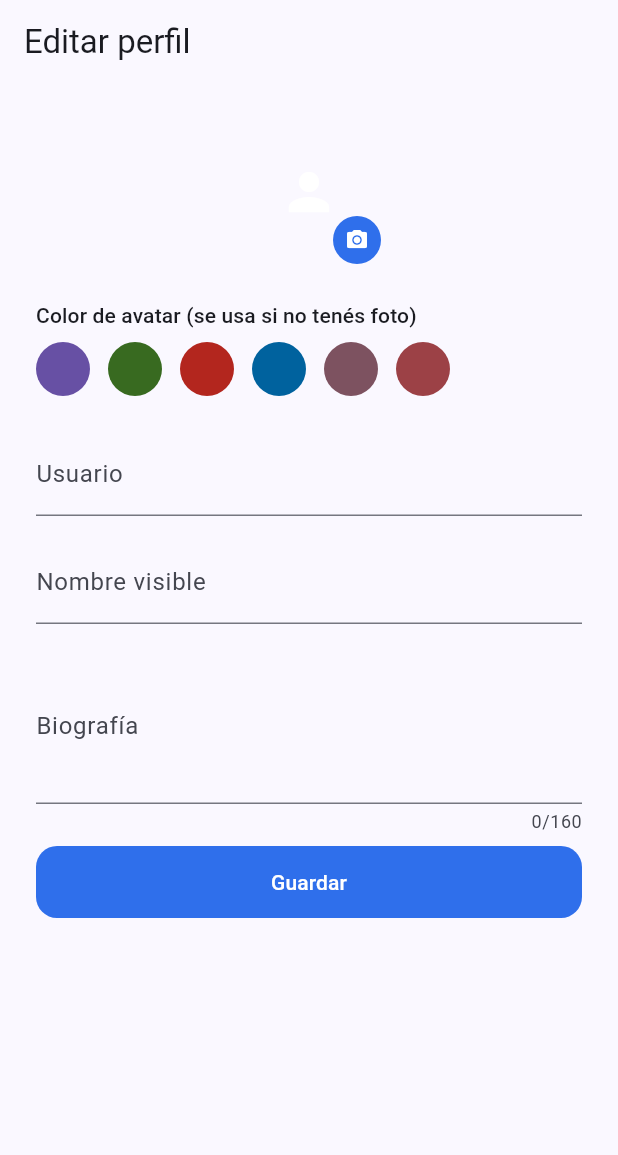
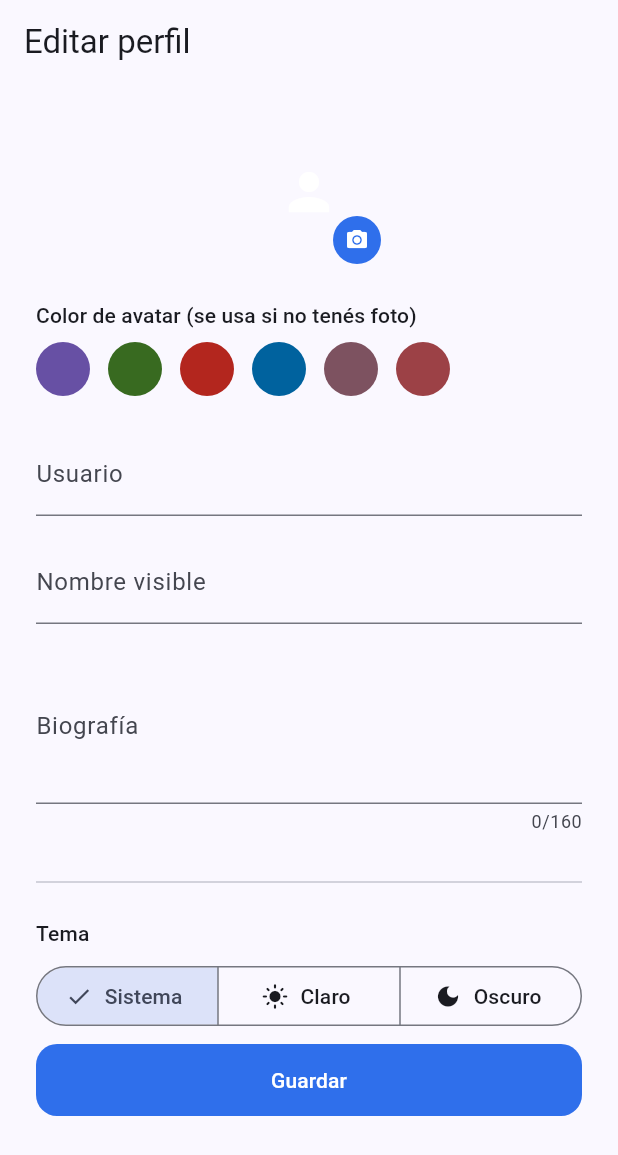
Before and after one commit to rusitogar/decide-app, a Flutter app: the EditProfileScreen screen opened by its route, on a phone screen of 412 x 824 dp. Shown: the top 1155 px of the screen. Run offline on Flutter 3.47's test engine with Material 3 defaults, Android fonts, the phone set to English and light mode, and no system bars; our stand-ins replace cloud_firestore, equatable, firebase_analytics, firebase_auth, firebase_core, firebase_crashlytics and 8 more; accounts and stored records are empty.

Commit message:
Descubrir como pantalla inicial, selector de tema, y barras animadas
- Descubrir pasa a ser la primera pestana (antes ultima), para que la app
  abra con contenido visual e inmersivo en vez de una lista.
- Selector de tema (Sistema/Claro/Oscuro) en Editar perfil, persistido en
  el telefono.
- Las barras de resultado al votar ahora se animan al llenarse, en vez de
  aparecer de golpe (Discover y la pantalla de detalle).
- La tarjeta del feed ahora muestra miniaturas de las opciones con foto.

Co-Authored-By: Claude Sonnet 5 <noreply@anthropic.com>

```diff
--- a/lib/app.dart
+++ b/lib/app.dart
@@ -3,6 +3,7 @@ import 'package:flutter_riverpod/flutter_riverpod.dart';
 
 import 'core/router/app_router.dart';
 import 'core/theme/app_theme.dart';
+import 'core/theme/theme_mode_provider.dart';
 
 class DecideApp extends ConsumerWidget {
   const DecideApp({super.key});
@@ -10,12 +11,14 @@ class DecideApp extends ConsumerWidget {
   @override
   Widget build(BuildContext context, WidgetRef ref) {
     final router = ref.watch(goRouterProvider);
+    final themeMode = ref.watch(themeModeProvider);
 
     return MaterialApp.router(
       title: 'DECIDE',
       debugShowCheckedModeBanner: false,
       theme: AppTheme.light(),
       darkTheme: AppTheme.dark(),
+      themeMode: themeMode,
       routerConfig: router,
     );
   }
--- a/lib/features/users/presentation/screens/edit_profile_screen.dart
+++ b/lib/features/users/presentation/screens/edit_profile_screen.dart
@@ -2,6 +2,7 @@ import 'package:flutter/material.dart';
 import 'package:flutter_riverpod/flutter_riverpod.dart';
 
 import '../../../../core/storage/image_upload_service.dart';
+import '../../../../core/theme/theme_mode_provider.dart';
 import '../../../auth/presentation/providers/auth_providers.dart';
 import '../providers/user_providers.dart';
 
@@ -178,6 +179,26 @@ class _EditProfileScreenState extends ConsumerState<EditProfileScreen> {
                         maxLines: 3,
                         maxLength: 160,
                       ),
+                      const SizedBox(height: 24),
+                      const Divider(),
+                      const SizedBox(height: 16),
+                      Text('Tema', style: Theme.of(context).textTheme.labelLarge),
+                      const SizedBox(height: 8),
+                      Consumer(
+                        builder: (context, ref, _) {
+                          final themeMode = ref.watch(themeModeProvider);
+                          return SegmentedButton<ThemeMode>(
+                            segments: const [
+                              ButtonSegment(value: ThemeMode.system, label: Text('Sistema'), icon: Icon(Icons.brightness_auto)),
+                              ButtonSegment(value: ThemeMode.light, label: Text('Claro'), icon: Icon(Icons.light_mode)),
+                              ButtonSegment(value: ThemeMode.dark, label: Text('Oscuro'), icon: Icon(Icons.dark_mode)),
+                            ],
+                            selected: {themeMode},
+                            onSelectionChanged: (selection) =>
+                                ref.read(themeModeProvider.notifier).setThemeMode(selection.first),
+                          );
+                        },
+                      ),
                       const SizedBox(height: 8),
                       FilledButton(
                         onPressed: isSaving ? null : () => _submit(uid),
--- a/pubspec.yaml
+++ b/pubspec.yaml
@@ -49,6 +49,7 @@ dependencies:
   image_picker: ^1.2.3
   firebase_storage: ^13.6.0
   google_sign_in: ^7.2.0
+  shared_preferences: ^2.5.5
 dev_dependencies:
   flutter_test:
     sdk: flutter
```
Also changed, not shown: lib/core/theme/theme_mode_provider.dart (added, +34 -0 lines), lib/features/decisions/presentation/widgets/voting_section.dart (+6 -1 lines), lib/features/discover/presentation/widgets/discover_card.dart (+10 -5 lines), lib/features/feed/presentation/widgets/decision_card.dart (+34 -0 lines), lib/features/feed/presentation/widgets/feed_body.dart (+12 -2 lines), pubspec.lock.
